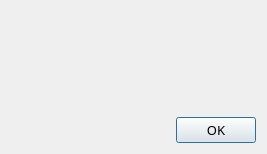
Above: src/AboutDialog.ui from jerky168/BoreholeAnalyzer before the change. Below: the same form after it.
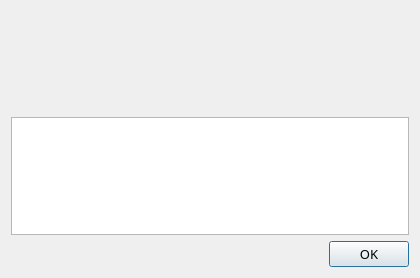
That is the form after the change. Icons and pictures are not drawn.

```diff
--- a/src/AboutDialog.ui
+++ b/src/AboutDialog.ui
@@ -6,8 +6,8 @@
    <rect>
     <x>0</x>
     <y>0</y>
-    <width>267</width>
-    <height>151</height>
+    <width>420</width>
+    <height>278</height>
    </rect>
   </property>
   <property name="font">
@@ -20,7 +20,7 @@
    <string>Dialog</string>
   </property>
   <layout class="QGridLayout" name="gridLayout">
-   <item row="0" column="0" rowspan="2">
+   <item row="0" column="0">
     <widget class="QLabel" name="label">
      <property name="minimumSize">
       <size>
@@ -51,20 +51,7 @@
      </property>
     </widget>
    </item>
-   <item row="2" column="0" colspan="2">
-    <widget class="QDialogButtonBox" name="buttonBox">
-     <property name="orientation">
-      <enum>Qt::Horizontal</enum>
-     </property>
-     <property name="standardButtons">
-      <set>QDialogButtonBox::Ok</set>
-     </property>
-     <property name="centerButtons">
-      <bool>false</bool>
-     </property>
-    </widget>
-   </item>
-   <item row="0" column="1" rowspan="2">
+   <item row="0" column="1">
     <widget class="QLabel" name="contentLabel">
      <property name="font">
       <font>
@@ -78,6 +65,26 @@
      </property>
     </widget>
    </item>
+   <item row="1" column="0" colspan="3">
+    <widget class="QPlainTextEdit" name="plainTextEdit">
+     <property name="readOnly">
+      <bool>true</bool>
+     </property>
+    </widget>
+   </item>
+   <item row="2" column="2">
+    <widget class="QDialogButtonBox" name="buttonBox">
+     <property name="orientation">
+      <enum>Qt::Horizontal</enum>
+     </property>
+     <property name="standardButtons">
+      <set>QDialogButtonBox::Ok</set>
+     </property>
+     <property name="centerButtons">
+      <bool>false</bool>
+     </property>
+    </widget>
+   </item>
   </layout>
  </widget>
  <resources>
```
